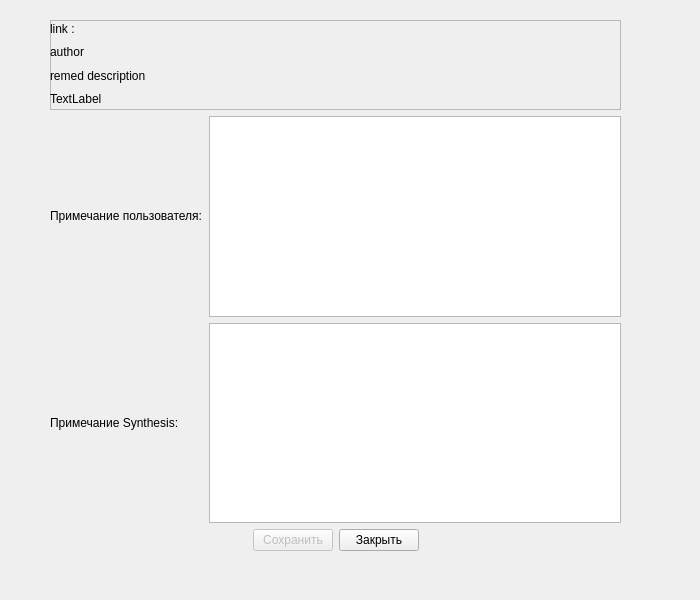
This is author.ui in iliner23/openRadar as Qt 5 draws it before an edit. The edited form follows.
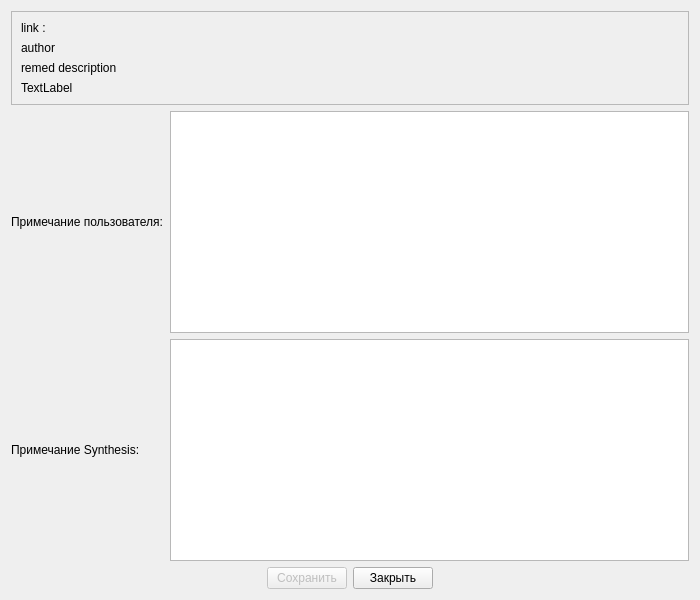
This is the edited form.

Commit message: Added synonyms words into vocabulary. Added blank for future searchResult class

```diff
--- a/author.ui
+++ b/author.ui
@@ -19,27 +19,20 @@
   <property name="windowTitle">
    <string>Информация об авторе</string>
   </property>
-  <widget class="QWidget" name="verticalLayoutWidget">
-   <property name="geometry">
-    <rect>
-     <x>40</x>
-     <y>10</y>
-     <width>591</width>
-     <height>551</height>
-    </rect>
-   </property>
+  <layout class="QGridLayout" name="gridLayout">
+   <item row="0" column="0">
    <layout class="QVBoxLayout" name="verticalLayout_2">
     <property name="leftMargin">
-     <number>10</number>
+      <number>0</number>
     </property>
     <property name="topMargin">
-     <number>10</number>
+      <number>0</number>
     </property>
     <property name="rightMargin">
-     <number>10</number>
+      <number>0</number>
     </property>
     <property name="bottomMargin">
-     <number>10</number>
+      <number>0</number>
     </property>
     <item>
      <widget class="QFrame" name="frame">
@@ -58,15 +51,8 @@
       <property name="lineWidth">
        <number>2</number>
       </property>
-      <widget class="QWidget" name="verticalLayoutWidget_2">
-       <property name="geometry">
-        <rect>
-         <x>0</x>
-         <y>0</y>
-         <width>521</width>
-         <height>87</height>
-        </rect>
-       </property>
+       <layout class="QGridLayout" name="gridLayout_3">
+        <item row="0" column="0">
        <layout class="QVBoxLayout" name="verticalLayout">
         <item>
          <widget class="QLabel" name="label_3">
@@ -97,7 +83,8 @@
          </widget>
         </item>
        </layout>
-      </widget>
+        </item>
+       </layout>
      </widget>
     </item>
     <item>
@@ -176,7 +163,8 @@
      </layout>
     </item>
    </layout>
-  </widget>
+   </item>
+  </layout>
  </widget>
  <resources/>
  <connections>
```
Lines whose indentation alone changed are shown as unchanged. The commit also changes 18 other files.
